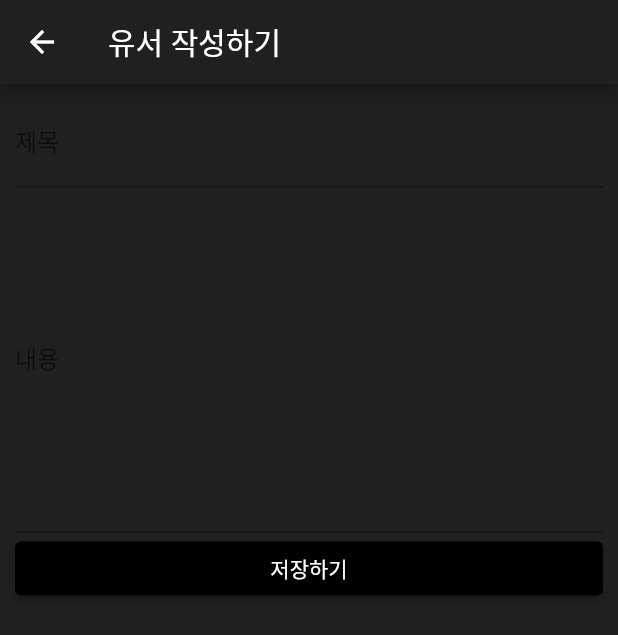
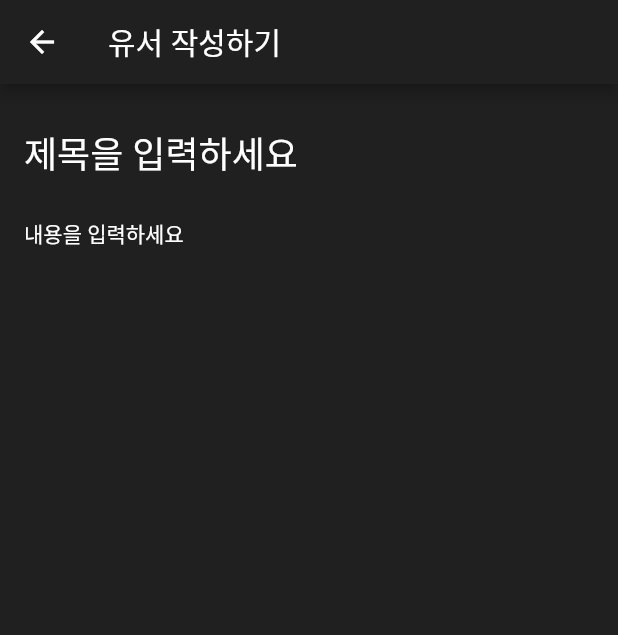
Before and after one commit to Mamoori-app/app, a Flutter app: the screen it shows after launch, after a tap on the "add" icon, on a phone screen of 412 x 824 dp. Shown: the top 635 px of the screen. Run offline on Flutter 3.47's test engine with Material 2 defaults, Android fonts, the phone set to English and light mode, and no system bars; our stand-ins replace freezed_annotation, sqflite; accounts and stored records are empty.

Commit message:
feat: 두번째화면 작성

```diff
--- /dev/null
+++ b/mamoori/lib/presentation/add_edit_will/add_edit_will_view.dart
@@ -0,0 +1,59 @@
+import 'package:flutter/material.dart';
+
+class AddEditWillView extends StatelessWidget {
+  AddEditWillView({Key? key}) : super(key: key);
+
+  // final titleController;
+  // final contentController;
+  @override
+  Widget build(BuildContext context) {
+    return Scaffold(
+      appBar: AppBar(
+        backgroundColor: Theme.of(context).primaryColor,
+        title: const Text('유서 작성하기'),
+      ),
+      body: Container(
+        padding: const EdgeInsets.all(16),
+        child: Column(
+          children: [
+            TextField(
+              //controller: titleController,
+              maxLines: 1,
+              style: Theme.of(context).textTheme.headline5!.copyWith(
+                    color: Colors.white,
+                  ),
+              decoration: InputDecoration(
+                hintStyle: TextStyle(color: Colors.white),
+                hintText: '제목을 입력하세요',
+                border: InputBorder.none,
+              ),
+            ),
+            TextField(
+              maxLines: null,
+              style: Theme.of(context).textTheme.bodyText2!.copyWith(
+                color: Colors.white,
+              ),
+              decoration: InputDecoration(
+                fillColor: Colors.white,
+                hintText: '내용을 입력하세요',
+                hintStyle: TextStyle(color: Colors.white),
+                border: InputBorder.none,
+              ),
+            ),
+            // InputFormWidget(
+            //   title: 'title',
+            //   content: 'content',
+            //   onChangedTitle: (title) => setState(
+            //         () => this.title = title,
+            //   ),
+            //   onChangedContent: (content) => setState(
+            //         () => this.content = content,
+            //   ),
+            //   onSavedWill: () {},
+            // ),
+          ],
+        ),
+      ),
+    );
+  }
+}
--- a/mamoori/lib/presentation/wills/wills_view.dart
+++ b/mamoori/lib/presentation/wills/wills_view.dart
@@ -1,9 +1,7 @@
 import 'package:flutter/material.dart';
 import 'package:mamoori/main.dart';
-import 'package:mamoori/ui/colors.dart';
-import 'package:mamoori/ui/write_view.dart';
-
 import '../../domain/model/will.dart';
+import '../add_edit_will/add_edit_will_view.dart';
 import 'components/will_item.dart';
 
 class WillsView extends StatefulWidget {
@@ -76,7 +74,7 @@ class _WillsViewState extends State<WillsView> {
           Navigator.push(
               context,
               MaterialPageRoute(
-                builder: (context) => WriteView(),
+                builder: (context) => AddEditWillView(),
               ));
         },
       ),
--- a/mamoori/lib/ui/write_view.dart
+++ /dev/null
@@ -1,41 +0,0 @@
-import 'package:flutter/material.dart';
-import 'package:mamoori/ui/widget/input_form_widget.dart';
-
-class WriteView extends StatefulWidget {
-  WriteView({Key? key}) : super(key: key);
-
-  @override
-  State<WriteView> createState() => _WriteViewState();
-}
-
-class _WriteViewState extends State<WriteView> {
-  final _formKey = GlobalKey<FormState>();
-
-  String title = '';
-  String content = '';
-
-  @override
-  Widget build(BuildContext context) {
-    return Scaffold(
-      appBar: AppBar(
-        backgroundColor: Theme.of(context).primaryColor,
-        title: Text('유서 작성하기'),
-      ),
-      body: Column(
-        children: [
-          InputFormWidget(
-            title: title,
-            content: content,
-            onChangedTitle: (title) => setState(
-              () => this.title = title,
-            ),
-            onChangedContent: (content) => setState(
-              () => this.content = content,
-            ),
-            onSavedWill: () {},
-          ),
-        ],
-      ),
-    );
-  }
-}
```
